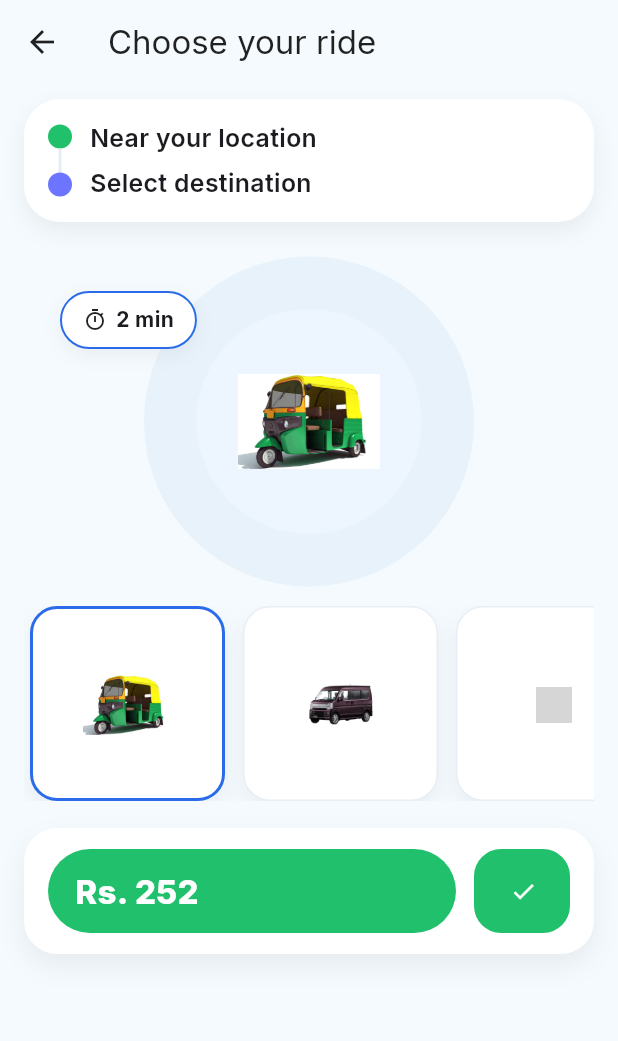
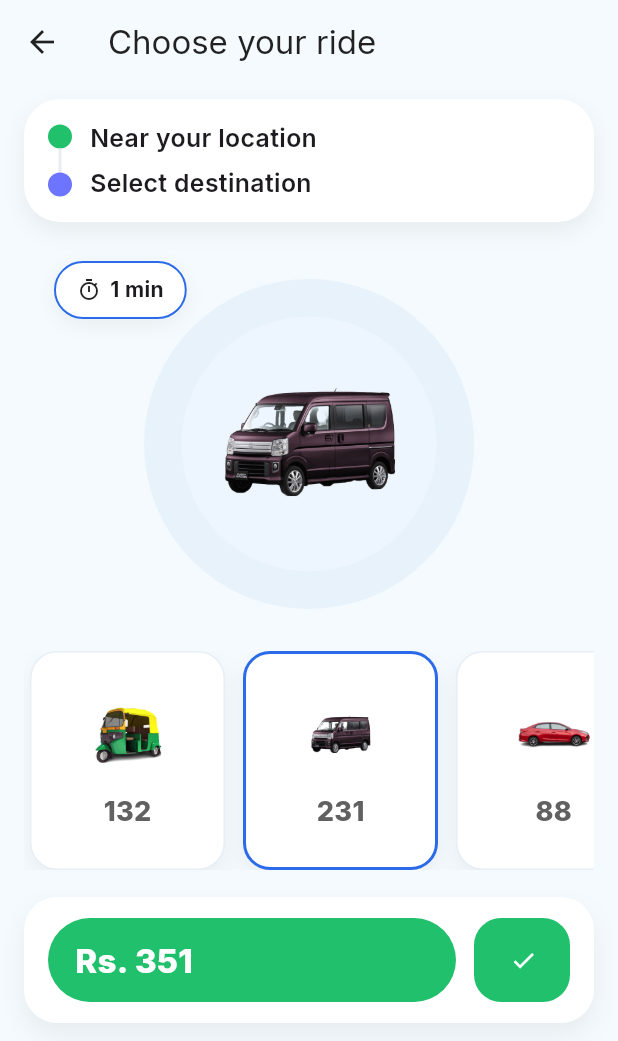
Before and after one commit to Younas548/users_panel, a Flutter app: the RideOptionsScreen screen opened by its route, on a phone screen of 412 x 824 dp. Shown: the top 1041 px of the screen. Run offline on Flutter 3.47's test engine with Material 3 defaults, Android fonts, the phone set to English and light mode, and no system bars; our stand-ins replace geolocator, google_fonts, image_picker, lottie, permission_handler, share_plus and 1 more; missing offline and left inert: flutter_phone_direct_caller; grey boxes are pictures that could not be loaded.

Commit message:
new update

```diff
--- a/lib/presentation/screens/places/search_screen.dart
+++ b/lib/presentation/screens/places/search_screen.dart
@@ -96,7 +96,7 @@ class _SearchScreenState extends State<SearchScreen> {
 
   @override
   Widget build(BuildContext context) {
-    final t = Theme.of(context).textTheme;
+   // final t = Theme.of(context).textTheme;
     final c = Theme.of(context).colorScheme;
 
     return Scaffold(
@@ -197,12 +197,12 @@ class _BodySearchField extends StatelessWidget {
 
     return Container(
       decoration: BoxDecoration(
-        color: c.surface.withOpacity(.9),
+        color: c.surface.withValues(alpha: .9),
         borderRadius: BorderRadius.circular(14),
-        border: Border.all(color: c.outlineVariant.withOpacity(.6)),
+        border: Border.all(color: c.outlineVariant.withValues(alpha: .6)),
         boxShadow: [
           BoxShadow(
-            color: Colors.black.withOpacity(.05),
+            color: Colors.black.withValues(alpha: .05),
             blurRadius: 12,
             offset: const Offset(0, 6),
           ),
@@ -363,7 +363,7 @@ class _PlaceTile extends StatelessWidget {
                 width: 40,
                 height: 40,
                 decoration: BoxDecoration(
-                  color: c.primary.withOpacity(.10),
+                  color: c.primary.withValues(alpha: .10),
                   shape: BoxShape.circle,
                 ),
                 child: Icon(Icons.place_outlined, color: c.primary),
--- a/lib/presentation/screens/rides/complete_payment/complete_payment_screen.dart
+++ b/lib/presentation/screens/rides/complete_payment/complete_payment_screen.dart
@@ -1,4 +1,4 @@
-import 'dart:math' as math;
+//import 'dart:math' as math;
 import 'package:flutter/material.dart';
 import 'package:provider/provider.dart';
 
--- a/lib/presentation/screens/rides/confirm_pickup/confirm_pickup_screen.dart
+++ b/lib/presentation/screens/rides/confirm_pickup/confirm_pickup_screen.dart
@@ -2,7 +2,7 @@ import 'package:flutter/material.dart';
 import 'package:provider/provider.dart';
 
 import '../../../../app/routes.dart';
-import '../../../../core/utils/validators.dart';
+// validators import hata diya kyun ke ab use nahi ho raha
 import '../../../state/ride_state.dart';
 import '../../../widgets/map/map_stub.dart';
 
@@ -38,7 +38,7 @@ class _ConfirmPickupScreenState extends State<ConfirmPickupScreen> {
           const MapStub(height: 220, overlay: SizedBox()),
           const SizedBox(height: 12),
 
-          // Pickup / Destination summary (from your second snippet)
+          // Pickup / Destination summary
           const ListTile(
             leading: Icon(Icons.my_location),
             title: Text('Pickup'),
@@ -52,7 +52,6 @@ class _ConfirmPickupScreenState extends State<ConfirmPickupScreen> {
 
           const SizedBox(height: 12),
 
-          // Your original destination line (kept minimal for context)
           Text(
             'Destination: $destName',
             style: const TextStyle(fontWeight: FontWeight.w600),
@@ -60,7 +59,7 @@ class _ConfirmPickupScreenState extends State<ConfirmPickupScreen> {
 
           const SizedBox(height: 12),
 
-          // Your original form + validator (note to driver)
+          // NOTE OPTIONAL: validator hata diya, label me (optional) add
           Form(
             key: _form,
             child: TextFormField(
@@ -68,16 +67,16 @@ class _ConfirmPickupScreenState extends State<ConfirmPickupScreen> {
               maxLines: 3,
               decoration: const InputDecoration(
                 hintText: 'Note to driver (e.g., Gate no. 3)',
-                labelText: 'Note to driver',
+                labelText: 'Note to driver (optional)',
                 border: OutlineInputBorder(),
               ),
-              validator: Validators.notEmpty,
+              // <- koi validator nahi, is liye optional
             ),
           ),
         ],
       ),
 
-      // Bottom CTA (merged behavior: validate, then go to finding driver)
+      // Bottom CTA: bina validate kiye next page
       bottomNavigationBar: SafeArea(
         child: Padding(
           padding: const EdgeInsets.all(12),
@@ -87,9 +86,9 @@ class _ConfirmPickupScreenState extends State<ConfirmPickupScreen> {
               icon: const Icon(Icons.search),
               label: const Text('Find a driver'),
               onPressed: () {
-                if (_form.currentState?.validate() ?? false) {
-                  Navigator.pushNamed(context, Routes.findingDriver);
-                }
+                // Agar future me note save karna ho to yahan se ride state me bhej dein (optional)
+                // context.read<RideState>().setNote(_note.text.trim());
+                Navigator.pushNamed(context, Routes.findingDriver);
               },
             ),
           ),
--- a/lib/presentation/screens/rides/in_ride/in_ride_screen.dart
+++ b/lib/presentation/screens/rides/in_ride/in_ride_screen.dart
@@ -87,7 +87,7 @@ class InRideScreen extends StatelessWidget {
                     child: Column(
                       crossAxisAlignment: CrossAxisAlignment.start,
                       children: [
-                        _titleBold('Ali Khan', context, maxLines: 1),
+                        _titleBold('Arslan Aslam', context, maxLines: 1),
                         const SizedBox(height: 2),
                         Row(
                           mainAxisSize: MainAxisSize.min,
--- a/lib/presentation/screens/rides/ride_options/ride_options_screen.dart
+++ b/lib/presentation/screens/rides/ride_options/ride_options_screen.dart
@@ -3,16 +3,16 @@ import 'package:flutter/services.dart';
 import 'package:provider/provider.dart';
 
 import '../../../../app/routes.dart';
-import '../../../../core/data/models/ride_type.dart'; // <- we will pass a RideType to state
+import '../../../../core/data/models/ride_type.dart';
 import '../../../state/ride_state.dart';
 
 // ----- Fixed three options -----
 class _Option {
-  final String code;      // 'rickshaw' | 'every' | 'bike'
-  final String label;     // human readable for RideType
-  final String asset;     // asset path
-  final int base;         // base fare (for summary)
-  final int etaMin;       // ETA minutes
+  final String code;
+  final String label;
+  final String asset;
+  final int base;
+  final int etaMin;
   const _Option({
     required this.code,
     required this.label,
@@ -26,12 +26,13 @@ class _Option {
         label: label,
         base: base,
         etaMin: etaMin,
-        perKm: 0, // TODO: Replace 0 with the correct perKm value if needed
+        perKm: 0,
       );
 }
 
 class RideOptionsScreen extends StatefulWidget {
-  const RideOptionsScreen({super.key});
+  const RideOptionsScreen({super.key, this.initialIndex});
+  final int? initialIndex;
 
   @override
   State<RideOptionsScreen> createState() => _RideOptionsScreenState();
@@ -39,59 +40,54 @@ class RideOptionsScreen extends StatefulWidget {
 
 class _RideOptionsScreenState extends State<RideOptionsScreen>
     with SingleTickerProviderStateMixin {
-  // FIXED: Rickshaw, Every (car/van), Bike
   final List<_Option> _options = const [
-    _Option(
-      code: 'rickshaw',
-      label: 'Rickshaw',
-      asset: 'assets/images/rikshaw.JPEG',
-      base: 132,
-      etaMin: 2,
-    ),
-    _Option(
-      code: 'every',
-      label: 'Every',
-      asset: 'assets/images/copy.png',
-      base: 231,
-      etaMin: 1,
-    ),
-    _Option(
-      code: 'bike',
-      label: 'Bike',
-      asset: 'assets/images/copy1.png',
-      base: 88,
-      etaMin: 3,
-    ),
+    _Option(code: 'rickshaw', label: 'Rickshaw', asset: 'assets/images/rikshaws.png', base: 132, etaMin: 2),
+    _Option(code: 'every',    label: 'Every',    asset: 'assets/images/copy.png',      base: 231, etaMin: 1),
+    _Option(code: 'bike',     label: 'Bike',     asset: 'assets/images/gari.png', base: 88,  etaMin: 3),
   ];
 
-  int _selectedIdx = 0;
+  late int _selectedIdx;
 
-  // top preview scale animation
+  // preview scale polish
   late final AnimationController _carCtrl =
       AnimationController(vsync: this, duration: const Duration(milliseconds: 220));
   late final Animation<double> _carScale =
-      Tween(begin: 0.95, end: 1.12).animate(
-        CurvedAnimation(parent: _carCtrl, curve: Curves.easeOut),
-      );
+      Tween(begin: 0.95, end: 1.10).animate(CurvedAnimation(parent: _carCtrl, curve: Curves.easeOut));
+
+  // ---- sizes you asked to change ----
+  static const double _kTopHeight = 260;   // overall preview box height
+  static const double _kHaloOuter = 220;   // outer circle
+  static const double _kHaloInner = 170;   // inner circle
+  static const double _kTopImage  = 170;   // BIG image size
+
+  @override
+  void initState() {
+    super.initState();
+    _selectedIdx = widget.initialIndex ?? 1; // default Every
+  }
 
   void _onSelect(int idx) {
-    if (_selectedIdx != idx) {
+    if (_selectedIdx == idx) return;
     HapticFeedback.selectionClick();
     _carCtrl.forward(from: 0);
-      setState(() => _selectedIdx = idx);
-    }
+
+    // keep Hero effect from previous message (optional)
+    Navigator.of(context).pushReplacement(PageRouteBuilder(
+      transitionDuration: const Duration(milliseconds: 380),
+      reverseTransitionDuration: const Duration(milliseconds: 260),
+      pageBuilder: (_, __, ___) => RideOptionsScreen(initialIndex: idx),
+      transitionsBuilder: (_, anim, __, child) =>
+          FadeTransition(opacity: CurvedAnimation(parent: anim, curve: Curves.easeOut), child: child),
+    ));
   }
 
   void _onConfirm() {
     final sel = _options[_selectedIdx];
-    final rideType = sel.toRideType(); // convert to your RideType model
-
-    // Use your existing RideState methods (no setRideTypeCode)
+    final rideType = sel.toRideType();
     context.read<RideState>()
       ..setRideType(rideType)
       ..setEta(sel.etaMin)
-      ..setPrice(sel.base + 120); // sample calc; adjust as needed
-
+      ..setPrice(sel.base + 120);
     Navigator.pushNamed(context, Routes.confirmPickup);
   }
 
@@ -106,9 +102,7 @@ class _RideOptionsScreenState extends State<RideOptionsScreen>
     final ride = context.watch<RideState>();
     final pickup = ride.pickup?.name ?? 'Near your location';
     final dst = ride.destination?.name ?? 'Select destination';
-
     final selected = _options[_selectedIdx];
-
     const pageBg = Color(0xFFF4FAFD);
 
     return Scaffold(
@@ -122,42 +116,35 @@ class _RideOptionsScreenState extends State<RideOptionsScreen>
       body: ListView(
         padding: const EdgeInsets.fromLTRB(16, 10, 16, 16),
         children: [
-          // Top route summary (no "Change" button)
           _RouteCard(pickup: pickup, destination: dst),
           const SizedBox(height: 18),
 
-          // ======= Big vehicle + ETA chip =======
+          // ======= TOP PREVIEW — smaller halo, bigger image =======
           SizedBox(
-            height: 230,
+            height: _kTopHeight,
             child: Stack(
               alignment: Alignment.center,
               children: [
                 Container(
-                  width: 220,
-                  height: 220,
-                  decoration: const BoxDecoration(
-                    shape: BoxShape.circle,
-                    color: Color(0xFFE7F2FB),
-                  ),
+                  width: _kHaloOuter,
+                  height: _kHaloOuter,
+                  decoration: const BoxDecoration(shape: BoxShape.circle, color: Color(0xFFE7F2FB)),
                 ),
                 Container(
-                  width: 150,
-                  height: 150,
-                  decoration: const BoxDecoration(
-                    shape: BoxShape.circle,
-                    color: Color(0xFFEDF6FF),
-                  ),
+                  width: _kHaloInner,
+                  height: _kHaloInner,
+                  decoration: const BoxDecoration(shape: BoxShape.circle, color: Color(0xFFEDF6FF)),
                 ),
                 Positioned(
-                  left: 24,
-                  top: 28,
+                  left: 20,
+                  top: 8,
                   child: _EtaChip(text: '${selected.etaMin} min'),
                 ),
-                ScaleTransition(
+                Hero(
+                  tag: 'veh-${selected.code}',
+                  child: ScaleTransition(
                     scale: _carScale,
-                  child: _VehicleImage(
-                    assetPath: selected.asset,
-                    size: 100,
+                    child: _VehicleImage(assetPath: selected.asset, size: _kTopImage),
                   ),
                 ),
               ],
@@ -165,9 +152,9 @@ class _RideOptionsScreenState extends State<RideOptionsScreen>
           ),
           const SizedBox(height: 8),
 
-          // ======= Three cards with ONLY images =======
+          // ======= 3 cards: image + price number =======
           SizedBox(
-            height: 130,
+            height: 146,
             child: ListView.separated(
               scrollDirection: Axis.horizontal,
               padding: const EdgeInsets.symmetric(horizontal: 4),
@@ -176,6 +163,12 @@ class _RideOptionsScreenState extends State<RideOptionsScreen>
               itemBuilder: (_, i) {
                 final isSelected = _selectedIdx == i;
                 final opt = _options[i];
+
+                final img = Hero(
+                  tag: 'veh-${opt.code}',
+                  child: _VehicleImage(assetPath: opt.asset, size: 56),
+                );
+
                 return InkWell(
                   borderRadius: BorderRadius.circular(18),
                   onTap: () => _onSelect(i),
@@ -187,9 +180,7 @@ class _RideOptionsScreenState extends State<RideOptionsScreen>
                       color: Colors.white,
                       borderRadius: BorderRadius.circular(18),
                       border: Border.all(
-                        color: isSelected
-                            ? const Color(0xFF2B6BEA)
-                            : const Color(0xFFE7EEF5),
+                        color: isSelected ? const Color(0xFF2B6BEA) : const Color(0xFFE7EEF5),
                         width: isSelected ? 2 : 1,
                       ),
                       boxShadow: [
@@ -200,8 +191,21 @@ class _RideOptionsScreenState extends State<RideOptionsScreen>
                         ),
                       ],
                     ),
-                    // Only the image (no labels, no PKR)
-                    child: Center(child: _VehicleImage(assetPath: opt.asset, size: 60)),
+                    child: Column(
+                      mainAxisAlignment: MainAxisAlignment.center,
+                      children: [
+                        if (isSelected) HeroMode(enabled: false, child: img) else img,
+                        const SizedBox(height: 10),
+                        Text(
+                          '${opt.base}',
+                          style: TextStyle(
+                            fontSize: 18,
+                            fontWeight: FontWeight.w800,
+                            color: Colors.grey.shade700,
+                          ),
+                        ),
+                      ],
+                    ),
                   ),
                 );
               },
@@ -209,10 +213,8 @@ class _RideOptionsScreenState extends State<RideOptionsScreen>
           ),
 
           const SizedBox(height: 18),
-
-          // ======= Green price bar + confirm =======
           _ConfirmCard(
-            priceText: 'Rs. ${selected.base + 120}', // show final total
+            priceText: 'Rs. ${selected.base + 120}',
             enabled: true,
             onPressed: _onConfirm,
           ),
@@ -222,17 +224,12 @@ class _RideOptionsScreenState extends State<RideOptionsScreen>
   }
 }
 
-/* =================== UI PIECES =================== */
+/* =================== UI PIECES (unchanged) =================== */
 
 class _RouteCard extends StatelessWidget {
-  const _RouteCard({
-    required this.pickup,
-    required this.destination,
-  });
-
+  const _RouteCard({required this.pickup, required this.destination});
   final String pickup;
   final String destination;
-
   @override
   Widget build(BuildContext context) {
     return Container(
@@ -240,33 +237,22 @@ class _RouteCard extends StatelessWidget {
       decoration: BoxDecoration(
         color: Colors.white,
         borderRadius: BorderRadius.circular(24),
-        boxShadow: [
-          BoxShadow(
-            color: Colors.black.withOpacity(0.06),
-            blurRadius: 12,
-            offset: const Offset(0, 6),
-          ),
-        ],
+        boxShadow: [BoxShadow(color: Colors.black.withOpacity(0.06), blurRadius: 12, offset: const Offset(0, 6))],
       ),
       child: Row(
         children: [
-          Column(
-            children: [
+          Column(children: [
             _Dot(color: const Color(0xFF21C06B), outlined: true),
             Container(width: 2, height: 16, color: const Color(0xFFE6EEF4)),
             _Dot(color: const Color(0xFF6D74FF)),
-            ],
-          ),
+          ]),
           const SizedBox(width: 12),
           Expanded(
-            child: Column(
-              crossAxisAlignment: CrossAxisAlignment.start,
-              children: [
+            child: Column(crossAxisAlignment: CrossAxisAlignment.start, children: [
               _Line(text: pickup),
               const SizedBox(height: 6),
               _Line(text: destination),
-              ],
-            ),
+            ]),
           ),
         ],
       ),
@@ -281,8 +267,7 @@ class _Dot extends StatelessWidget {
   @override
   Widget build(BuildContext context) {
     return Container(
-      width: 16,
-      height: 16,
+      width: 16, height: 16,
       decoration: BoxDecoration(
         color: color,
         shape: BoxShape.circle,
@@ -297,19 +282,14 @@ class _Line extends StatelessWidget {
   final String text;
   @override
   Widget build(BuildContext context) {
-    return Text(
-      text,
-      maxLines: 1,
-      overflow: TextOverflow.ellipsis,
-      style: const TextStyle(fontSize: 16.5, fontWeight: FontWeight.w600),
-    );
+    return Text(text, maxLines: 1, overflow: TextOverflow.ellipsis,
+        style: const TextStyle(fontSize: 16.5, fontWeight: FontWeight.w600));
   }
 }
 
 class _EtaChip extends StatelessWidget {
   const _EtaChip({required this.text});
   final String text;
-
   @override
   Widget build(BuildContext context) {
     return Container(
@@ -318,53 +298,35 @@ class _EtaChip extends StatelessWidget {
         color: Colors.white,
         border: Border.all(color: const Color(0xFF2B6BEA), width: 1.3),
         borderRadius: BorderRadius.circular(20),
-        boxShadow: [
-          BoxShadow(
-            color: Colors.black.withOpacity(0.05),
-            blurRadius: 10,
-            offset: const Offset(0, 4),
+        boxShadow: [BoxShadow(color: Colors.black.withOpacity(0.05), blurRadius: 10, offset: const Offset(0, 4))],
       ),
-        ],
-      ),
-      child: Row(
-        children: [
+      child: Row(children: [
         const Icon(Icons.timer_outlined, size: 16),
         const SizedBox(width: 6),
         Text(text, style: const TextStyle(fontWeight: FontWeight.w700)),
-        ],
-      ),
+      ]),
     );
   }
 }
 
 class _VehicleImage extends StatelessWidget {
-  const _VehicleImage({required this.assetPath, this.size = 80});
+  const _VehicleImage({required this.assetPath, this.size = 60});
   final String assetPath;
   final double size;
-
   @override
   Widget build(BuildContext context) {
     return Image.asset(
-      assetPath,
-      width: size,
-      height: size,
-      fit: BoxFit.contain,
+      assetPath, width: size, height: size, fit: BoxFit.contain,
       errorBuilder: (_, __, ___) => const Icon(Icons.image_not_supported_outlined),
     );
   }
 }
 
 class _ConfirmCard extends StatelessWidget {
-  const _ConfirmCard({
-    required this.priceText,
-    required this.enabled,
-    required this.onPressed,
-  });
-
+  const _ConfirmCard({required this.priceText, required this.enabled, required this.onPressed});
   final String priceText;
   final bool enabled;
   final VoidCallback onPressed;
-
   @override
   Widget build(BuildContext context) {
     return Container(
@@ -372,13 +334,7 @@ class _ConfirmCard extends StatelessWidget {
       decoration: BoxDecoration(
         color: Colors.white,
         borderRadius: BorderRadius.circular(22),
-        boxShadow: [
-          BoxShadow(
-            color: Colors.black.withOpacity(0.06),
-            blurRadius: 14,
-            offset: const Offset(0, 8),
-          ),
-        ],
+        boxShadow: [BoxShadow(color: Colors.black.withOpacity(0.06), blurRadius: 14, offset: const Offset(0, 8))],
       ),
       child: Row(
         children: [
@@ -387,24 +343,13 @@ class _ConfirmCard extends StatelessWidget {
               height: 56,
               alignment: Alignment.centerLeft,
               padding: const EdgeInsets.symmetric(horizontal: 18),
-              decoration: BoxDecoration(
-                color: const Color(0xFF20C06C),
-                borderRadius: BorderRadius.circular(28),
-              ),
-              child: Text(
-                priceText,
-                style: const TextStyle(
-                  color: Colors.white,
-                  fontSize: 22,
-                  fontWeight: FontWeight.w800,
-                ),
-              ),
+              decoration: BoxDecoration(color: const Color(0xFF20C06C), borderRadius: BorderRadius.circular(28)),
+              child: Text(priceText, style: const TextStyle(color: Colors.white, fontSize: 22, fontWeight: FontWeight.w800)),
             ),
           ),
           const SizedBox(width: 12),
           SizedBox(
-            width: 64,
-            height: 56,
+            width: 64, height: 56,
             child: ElevatedButton(
               style: ElevatedButton.styleFrom(
                 elevation: 0,
```
Also changed, not shown: assets/images/gari.png (added), assets/images/rikshaws.png (added). Lines whose indentation alone changed are shown as unchanged.
